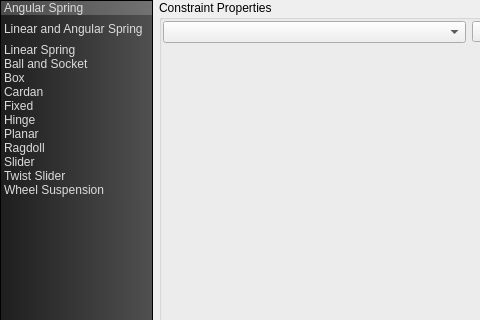
The window that src/ves/conductor/qt/Constraints.ui (multitudinous/ve-suite) describes before a commit, drawn with Qt 5; both pictures show x 0 to 480 and y 0 to 320 of the 590 by 489 pixel window.
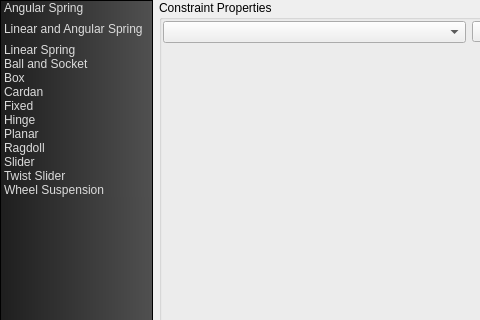
The same window after the commit. Icons and pictures are not drawn. Custom widgets are drawn as their Qt base class.

Commit message: Adds new icons for constraints.

What changed in the file:
```diff
--- a/src/ves/conductor/qt/Constraints.ui
+++ b/src/ves/conductor/qt/Constraints.ui
@@ -75,8 +75,8 @@
        </property>
        <property name="iconSize">
         <size>
-         <width>64</width>
-         <height>64</height>
+         <width>32</width>
+         <height>32</height>
         </size>
        </property>
        <property name="flow">
@@ -95,7 +95,7 @@
         <bool>true</bool>
        </property>
        <property name="currentRow">
-        <number>0</number>
+        <number>-1</number>
        </property>
        <item>
         <property name="text">
```
Left out of the diff: 53 changed lines with no effect on the pictures. The commit also changes 35 other files.
